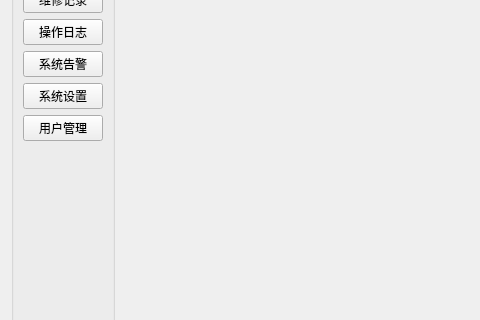
This is client/homewidget.ui in a-soul-singer/cppTest as Qt 5 draws it before an edit; both pictures show x 0 to 480 and y 167 to 487 of the 1166 by 694 pixel window. The edited form follows.
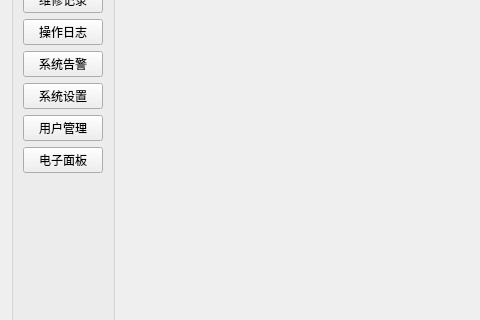
This is the edited form.

Commit message: 电子图版

What changed in the file:
```diff
--- a/client/homewidget.ui
+++ b/client/homewidget.ui
@@ -85,6 +85,13 @@
           </property>
          </widget>
         </item>
+        <item>
+         <widget class="QPushButton" name="pushButtonInterface">
+          <property name="text">
+           <string>电子面板</string>
+          </property>
+         </widget>
+        </item>
         <item>
          <spacer name="verticalSpacer">
           <property name="orientation">
```
The commit also changes 31 other files.
